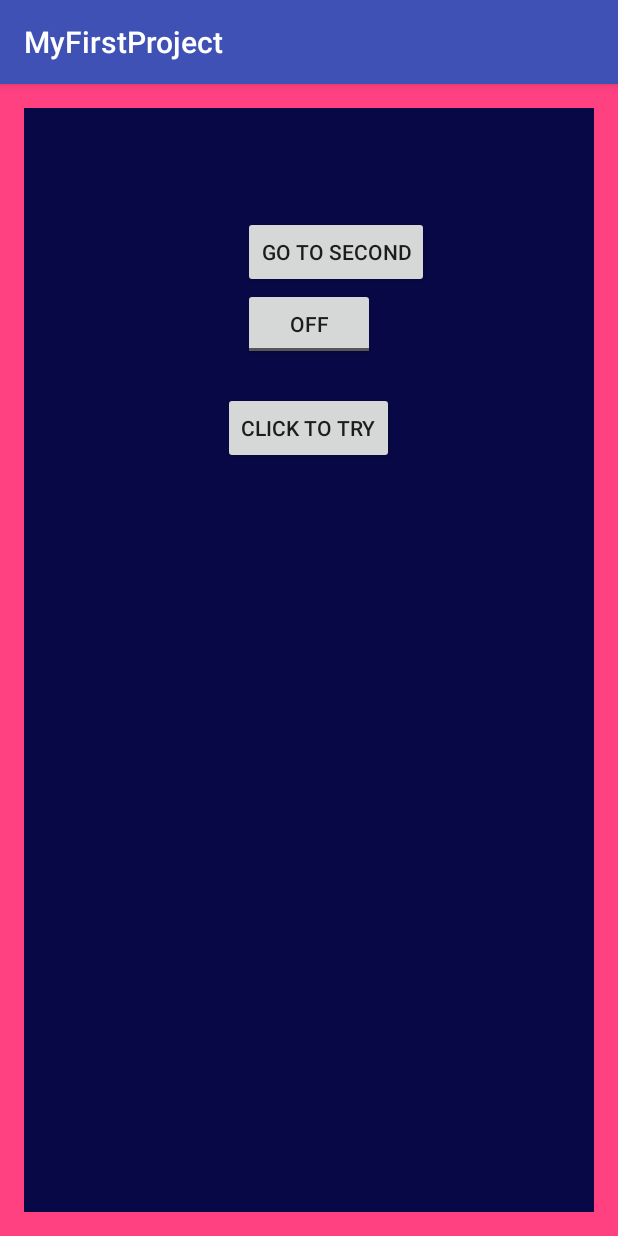
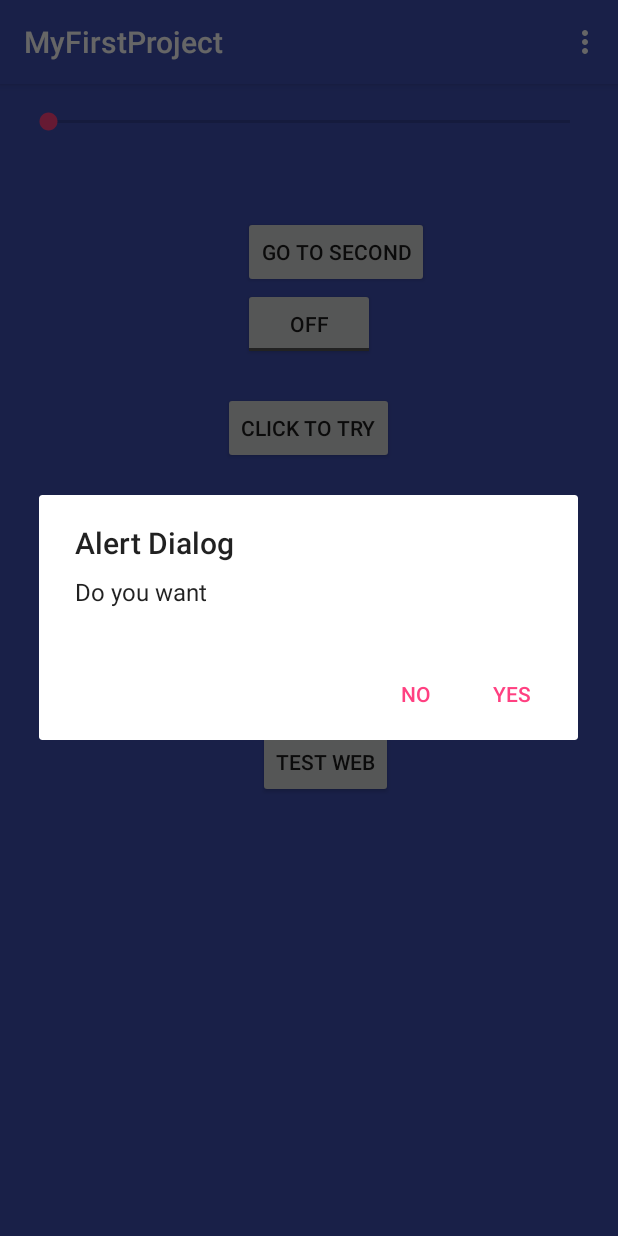
Before and after one commit to ryusaki0malory/Android_Project, an Android app: the screen it shows after launch (MainActivity), after a tap on "CLICK TO TRY", on a phone screen of 412 x 824 dp. Run offline under Robolectric (Android 15) with nearby library versions, the phone set to English and light mode, and no system bars.

Commit message:
Add a lot of stuff

```diff
--- a/app/src/main/java/com/example/fbarillot/myfirstproject/MainActivity.java
+++ b/app/src/main/java/com/example/fbarillot/myfirstproject/MainActivity.java
@@ -1,18 +1,23 @@
 package com.example.fbarillot.myfirstproject;
 
-import android.app.Fragment;
-import android.app.FragmentManager;
-import android.app.FragmentTransaction;
+import android.app.ProgressDialog;
+import android.content.DialogInterface;
 import android.content.Intent;
+import android.content.SharedPreferences;
+import android.database.Cursor;
+import android.database.sqlite.SQLiteDatabase;
 import android.graphics.Color;
-import android.support.annotation.ColorInt;
+import android.net.Uri;
+import android.preference.PreferenceManager;
+import android.support.v7.app.AlertDialog;
 import android.support.v7.app.AppCompatActivity;
 import android.os.Bundle;
+import android.view.ContextMenu;
+import android.view.Menu;
+import android.view.MenuItem;
 import android.view.View;
 import android.widget.Button;
 import android.widget.CompoundButton;
-import android.widget.EditText;
-import android.widget.LinearLayout;
 import android.widget.RelativeLayout;
 import android.widget.SeekBar;
 import android.widget.TextView;
@@ -36,13 +41,12 @@ public class MainActivity extends AppCompatActivity{
         this.relativeLayout = (RelativeLayout) findViewById(R.id.activity_main);
         this.toggleButton = (ToggleButton) findViewById(R.id.toggleButton);
 
-        Fragment fragmentA = new FragmentA();
-//        FragmentManager fragmentManager = getFragmentManager();
-//        FragmentTransaction fragmentTransaction = fragmentManager.beginTransaction();
-//        fragmentTransaction.add(R.id.activity_main,fragmentA, "MyFragment");
-//        fragmentTransaction.commit();
-        getFragmentManager().beginTransaction().add(R.id.activity_main, fragmentA, "MyFragment").commit();
-
+        SharedPreferences preferences = getSharedPreferences("Pref", MODE_PRIVATE);
+        textView.setText(preferences.getString("usernam", ""));
+//        Fragment fragmentA = new FragmentA();
+//        getFragmentManager().beginTransaction().add(R.id.activity_main, fragmentA, "MyFragment").commit();
+        Button button = (Button) findViewById(R.id.button);
+        registerForContextMenu(button);
 
         this.toggleButton.setOnCheckedChangeListener(new CompoundButton.OnCheckedChangeListener() {
             @Override
@@ -54,7 +58,6 @@ public class MainActivity extends AppCompatActivity{
                 }
             }
         });
-
 
         seekBar.setOnSeekBarChangeListener(new SeekBar.OnSeekBarChangeListener() {
             @Override
@@ -74,9 +77,40 @@ public class MainActivity extends AppCompatActivity{
         });
     }
 
+    @Override
+    public void onCreateContextMenu(ContextMenu menu, View v, ContextMenu.ContextMenuInfo menuInfo) {
+        super.onCreateContextMenu(menu, v, menuInfo);
+        if (v.getId() == R.id.button) {
+            getMenuInflater().inflate(R.menu.main_menu, menu);
+        }
+    }
 
     public void Try(View view) {
-        Toast.makeText(this, textView.getText().toString(),Toast.LENGTH_LONG).show();
+        AlertDialog.Builder builder= new AlertDialog.Builder(this);
+        builder.setTitle("Alert Dialog");
+        builder.setMessage("Do you want");
+        builder.setCancelable(false);
+        builder.setPositiveButton("YES", new DialogInterface.OnClickListener() {
+            @Override
+            public void onClick(DialogInterface dialogInterface, int i) {
+                MainActivity.this.finish();
+            }
+        });
+        builder.setNegativeButton("No", new DialogInterface.OnClickListener() {
+            @Override
+            public void onClick(DialogInterface dialogInterface, int i) {
+                dialogInterface.cancel();
+            }
+        });
+        AlertDialog alertDialog = builder.create();
+        alertDialog.show();
+
+        SharedPreferences preferences = getSharedPreferences("Pref", MODE_PRIVATE);
+        SharedPreferences.Editor editor = preferences.edit();
+        editor.putString("usernam", "pomme");
+        editor.commit();
+//        Intent intent = new Intent(this, GrqphicsClass.class);
+//        startActivity(intent);
     }
 
     public void GoToSecond(View view) {
@@ -92,4 +126,76 @@ public class MainActivity extends AppCompatActivity{
            Toast.makeText(this, data.getStringExtra("DataBack"),Toast.LENGTH_LONG).show();
         }
     }
+
+    @Override
+    public boolean onCreateOptionsMenu(Menu menu) {
+        getMenuInflater().inflate(R.menu.main_menu, menu);
+        return super.onCreateOptionsMenu(menu);
+    }
+
+    @Override
+    public boolean onOptionsItemSelected(MenuItem item) {
+        int id = item.getItemId();
+        switch (id) {
+            case R.id.action_setting: {
+
+                break;
+            }
+            case R.id.action_second: {
+
+                break;
+            }
+        }
+        return super.onOptionsItemSelected(item);
+    }
+
+    public void progressButton(View view) {
+
+        ProgressDialog progressDialog = new ProgressDialog(this);
+        progressDialog.setProgressStyle(ProgressDialog.STYLE_HORIZONTAL);
+        progressDialog.setMessage("I'm working");
+        progressDialog.setIndeterminate(true);
+        progressDialog.setCancelable(true);
+        progressDialog.show();
+        progressDialog.setProgress(30);
+    }
+
+    public void SettingsON(View view) {
+        Intent intent = new Intent(this, Preferences.class);
+        startActivity(intent);
+    }
+
+    @Override
+    protected void onResume() {
+        super.onResume();
+        SharedPreferences settings = PreferenceManager.getDefaultSharedPreferences(this);
+        if (settings.getBoolean("red", false)){
+            this.relativeLayout.setBackgroundColor(Color.RED);
+        }
+        if (settings.getBoolean("blue", false)){
+            this.relativeLayout.setBackgroundColor(Color.BLUE);
+        }
+        if (settings.getBoolean("green", false)){
+            this.relativeLayout.setBackgroundColor(Color.GREEN);
+        }
+    }
+
+    public void GoToWeb(View view) {
+        SQLiteDatabase db = openOrCreateDatabase("MyDB", MODE_PRIVATE, null);
+
+        db.execSQL("CREATE TABLE IF NOT EXISTS Person (LastName TEXT, FIrstName TEXT)");
+        db.execSQL("INSERT INTO Person VALUES ('POMME', 'table'");
+        db.close();
+
+        db = openOrCreateDatabase("MyDB", MODE_PRIVATE, null);
+        Cursor cursor = db.rawQuery("SELECT * FROM Person", null);
+        cursor.moveToFirst();
+        int Ci = cursor.getColumnIndex("LastName");
+        db.close();
+
+        String url = "https://translate.google.com/?hl=fr#auto/en/florian";
+        Intent i = new Intent(Intent.ACTION_VIEW);
+        i.setData(Uri.parse(url));
+        startActivity(i);
+    }
 }
--- a/app/src/main/res/layout/activity_main.xml
+++ b/app/src/main/res/layout/activity_main.xml
@@ -8,7 +8,7 @@
     android:paddingLeft="@dimen/activity_horizontal_margin"
     android:paddingRight="@dimen/activity_horizontal_margin"
     android:paddingTop="@dimen/activity_vertical_margin"
-    android:background="@color/colorAccent"
+    android:background="@color/colorPrimary"
     tools:context="com.example.fbarillot.myfirstproject.MainActivity">
 
     <SeekBar
@@ -55,4 +55,33 @@
         android:layout_alignStart="@+id/toggleButton"
         android:onClick="GoToSecond" />
 
+    <Button
+        android:text="Sablier"
+        android:layout_width="wrap_content"
+        android:layout_height="wrap_content"
+        android:layout_below="@+id/button"
+        android:layout_alignEnd="@+id/toggleButton"
+        android:layout_marginTop="57dp"
+        android:onClick="progressButton"
+        android:id="@+id/button4" />
+
+    <Button
+        android:text="Settings"
+        android:layout_width="wrap_content"
+        android:layout_height="wrap_content"
+        android:layout_below="@+id/button4"
+        android:layout_alignEnd="@+id/button"
+        android:layout_marginTop="21dp"
+        android:onClick="SettingsON"
+        android:id="@+id/button6" />
+
+    <Button
+        android:text="Test Web"
+        android:layout_width="wrap_content"
+        android:layout_height="wrap_content"
+        android:id="@+id/button7"
+        android:onClick="GoToWeb"
+        android:layout_below="@+id/button6"
+        android:layout_alignStart="@+id/button6" />
+
 </RelativeLayout>
--- /dev/null
+++ b/app/src/main/res/menu/main_menu.xml
@@ -0,0 +1,12 @@
+<?xml version="1.0" encoding="utf-8"?>
+<menu xmlns:android="http://schemas.android.com/apk/res/android"
+   >
+
+    <item android:id="@+id/action_setting"
+        android:title="settings"
+        android:orderInCategory="1" />
+
+    <item android:id="@+id/action_second"
+        android:title="pomme"
+        android:orderInCategory="2"/>
+</menu>
```
Also changed, not shown: app/src/main/AndroidManifest.xml (+8 -1 lines), app/src/main/java/com/example/fbarillot/myfirstproject/Activity_List.java (added, +23 -0 lines), app/src/main/java/com/example/fbarillot/myfirstproject/GrqphicsClass.java (added, +28 -0 lines), app/src/main/java/com/example/fbarillot/myfirstproject/Preferences.java (added, +24 -0 lines), app/src/main/java/com/example/fbarillot/myfirstproject/SecondClass.java (+24 -1 lines), app/src/main/res/anim/animation_test.xml (added, +12 -0 lines), app/src/main/res/layout/activity__list.xml (added, +13 -0 lines), app/src/main/res/layout/activity_preferences.xml (added, +13 -0 lines), app/src/main/res/layout/graphics_activitie.xml (added, +16 -0 lines), app/src/main/res/layout/second_activity.xml (+21 -5 lines), app/src/main/res/values/strings.xml (+8 -0 lines), app/src/main/res/xml/my_preference.xml (added, +16 -0 lines).
